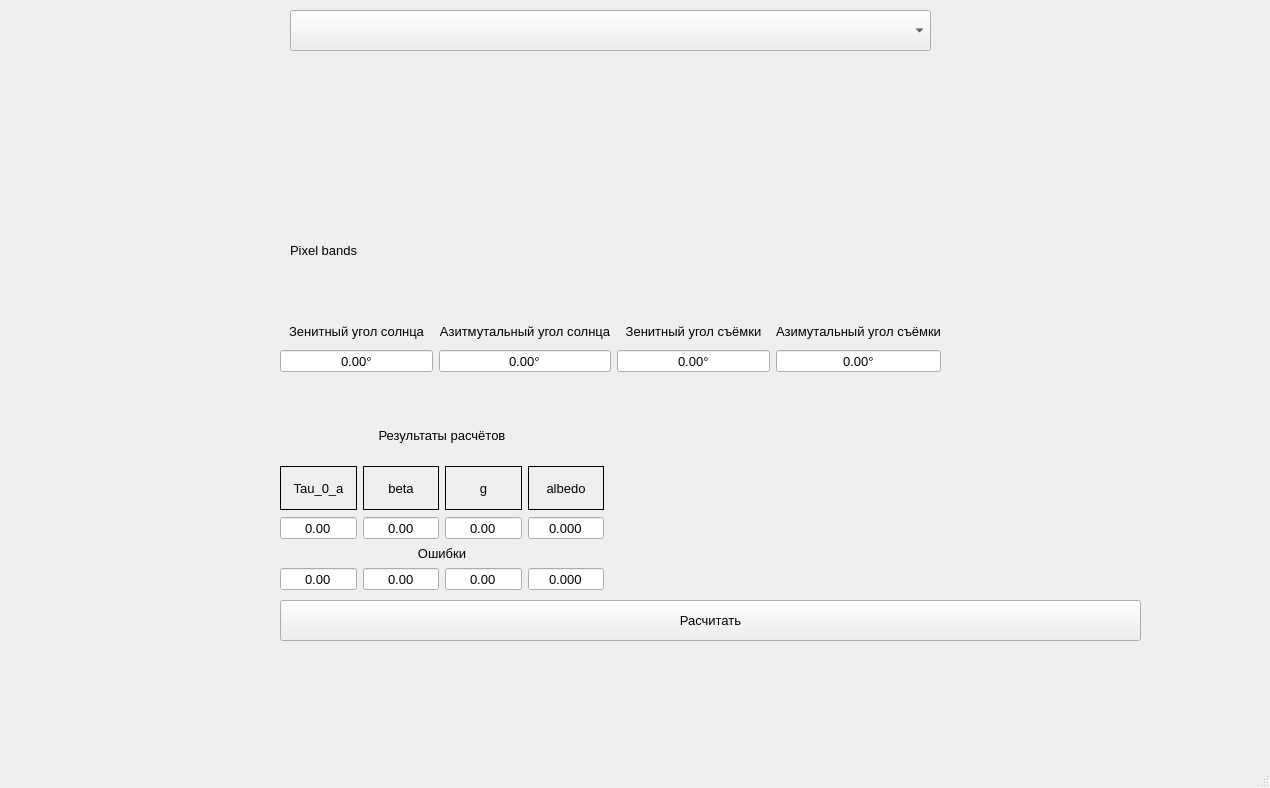
Before: the Qt Designer form atm_correction/AtmCorrectionMainWindow.ui in ValeryStk/satellite_comparator, drawn with Qt 5.
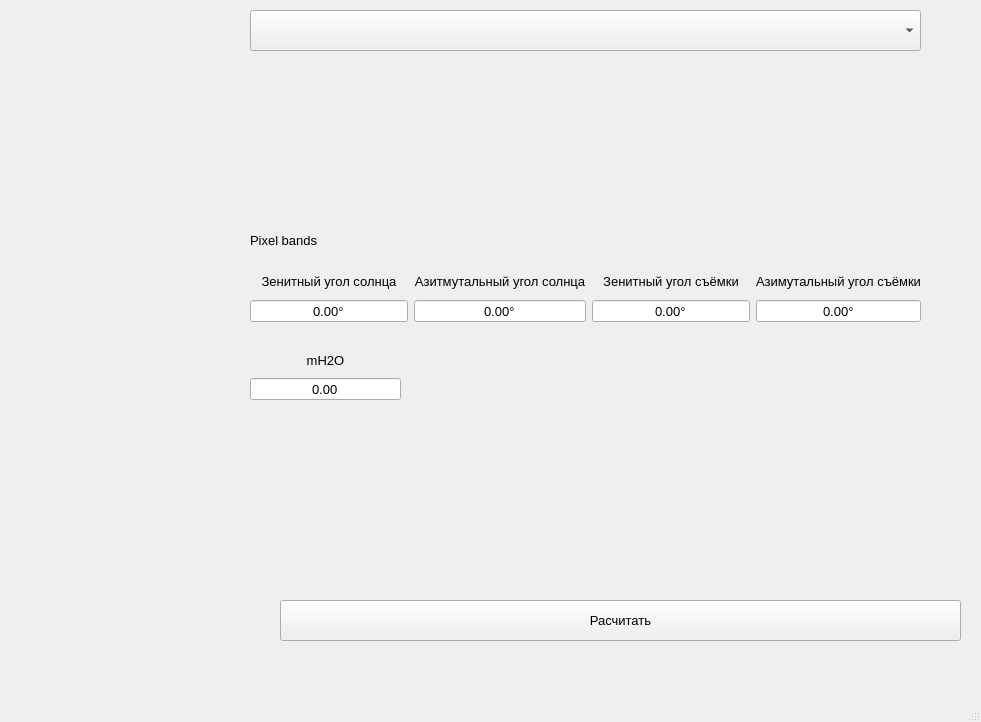
After: the same form once the commit is applied. Custom widgets are drawn as their Qt base class.

```diff
--- a/atm_correction/AtmCorrectionMainWindow.ui
+++ b/atm_correction/AtmCorrectionMainWindow.ui
@@ -6,8 +6,8 @@
    <rect>
     <x>0</x>
     <y>0</y>
-    <width>1270</width>
-    <height>788</height>
+    <width>981</width>
+    <height>722</height>
    </rect>
   </property>
   <property name="minimumSize">
@@ -31,236 +31,18 @@
      <rect>
       <x>9</x>
       <y>9</y>
-      <width>261</width>
+      <width>231</width>
       <height>631</height>
      </rect>
     </property>
     <layout class="QVBoxLayout" name="verticalLayout_checkBoxes"/>
    </widget>
-   <widget class="QWidget" name="layoutWidget">
-    <property name="geometry">
-     <rect>
-      <x>280</x>
-      <y>410</y>
-      <width>324</width>
-      <height>181</height>
-     </rect>
-    </property>
-    <layout class="QVBoxLayout" name="verticalLayout_7">
-     <item>
-      <layout class="QVBoxLayout" name="verticalLayout_3">
-       <item>
-        <widget class="QLabel" name="label_6">
-         <property name="minimumSize">
-          <size>
-           <width>0</width>
-           <height>13</height>
-          </size>
-         </property>
-         <property name="maximumSize">
-          <size>
-           <width>16777215</width>
-           <height>50</height>
-          </size>
-         </property>
-         <property name="text">
-          <string>Результаты расчётов</string>
-         </property>
-         <property name="alignment">
-          <set>Qt::AlignCenter</set>
-         </property>
-        </widget>
-       </item>
-       <item>
-        <layout class="QVBoxLayout" name="verticalLayout_2">
-         <item>
-          <layout class="QHBoxLayout" name="horizontalLayout_2">
-           <item>
-            <widget class="QLabel" name="label_2">
-             <property name="frameShape">
-              <enum>QFrame::Box</enum>
-             </property>
-             <property name="text">
-              <string>Tau_0_a</string>
-             </property>
-             <property name="alignment">
-              <set>Qt::AlignCenter</set>
-             </property>
-            </widget>
-           </item>
-           <item>
-            <widget class="QLabel" name="label_3">
-             <property name="frameShape">
-              <enum>QFrame::Box</enum>
-             </property>
-             <property name="text">
-              <string>beta</string>
-             </property>
-             <property name="alignment">
-              <set>Qt::AlignCenter</set>
-             </property>
-            </widget>
-           </item>
-           <item>
-            <widget class="QLabel" name="label_4">
-             <property name="frameShape">
-              <enum>QFrame::Box</enum>
-             </property>
-             <property name="text">
-              <string>g</string>
-             </property>
-             <property name="alignment">
-              <set>Qt::AlignCenter</set>
-             </property>
-            </widget>
-           </item>
-           <item>
-            <widget class="QLabel" name="label_5">
-             <property name="frameShape">
-              <enum>QFrame::Box</enum>
-             </property>
-             <property name="text">
-              <string>albedo</string>
-             </property>
-             <property name="alignment">
-              <set>Qt::AlignCenter</set>
-             </property>
-            </widget>
-           </item>
-          </layout>
-         </item>
-         <item>
-          <layout class="QHBoxLayout" name="horizontalLayout_3">
-           <item>
-            <widget class="QDoubleSpinBox" name="doubleSpinBox_result_tau">
-             <property name="alignment">
-              <set>Qt::AlignCenter</set>
-             </property>
-             <property name="buttonSymbols">
-              <enum>QAbstractSpinBox::NoButtons</enum>
-             </property>
-            </widget>
-           </item>
-           <item>
-            <widget class="QDoubleSpinBox" name="doubleSpinBox_result_beta">
-             <property name="alignment">
-              <set>Qt::AlignCenter</set>
-             </property>
-             <property name="buttonSymbols">
-              <enum>QAbstractSpinBox::NoButtons</enum>
-             </property>
-            </widget>
-           </item>
-           <item>
-            <widget class="QDoubleSpinBox" name="doubleSpinBox_result_g">
-             <property name="alignment">
-              <set>Qt::AlignCenter</set>
-             </property>
-             <property name="buttonSymbols">
-              <enum>QAbstractSpinBox::NoButtons</enum>
-             </property>
-            </widget>
-           </item>
-           <item>
-            <widget class="QDoubleSpinBox" name="doubleSpinBox_result_albedo">
-             <property name="alignment">
-              <set>Qt::AlignCenter</set>
-             </property>
-             <property name="buttonSymbols">
-              <enum>QAbstractSpinBox::NoButtons</enum>
-             </property>
-             <property name="decimals">
-              <number>3</number>
-             </property>
-            </widget>
-           </item>
-          </layout>
-         </item>
-         <item>
-          <layout class="QVBoxLayout" name="verticalLayout_6">
-           <item>
-            <widget class="QLabel" name="label_8">
-             <property name="text">
-              <string>Ошибки</string>
-             </property>
-             <property name="alignment">
-              <set>Qt::AlignCenter</set>
-             </property>
-            </widget>
-           </item>
-           <item>
-            <layout class="QHBoxLayout" name="horizontalLayout_5">
-             <item>
-              <widget class="QDoubleSpinBox" name="doubleSpinBox_result_tau_error">
-               <property name="alignment">
-                <set>Qt::AlignCenter</set>
-               </property>
-               <property name="buttonSymbols">
-                <enum>QAbstractSpinBox::NoButtons</enum>
-               </property>
-               <property name="minimum">
-                <double>-99.000000000000000</double>
-               </property>
-              </widget>
-             </item>
-             <item>
-              <widget class="QDoubleSpinBox" name="doubleSpinBox_result_beta_error">
-               <property name="alignment">
-                <set>Qt::AlignCenter</set>
-               </property>
-               <property name="buttonSymbols">
-                <enum>QAbstractSpinBox::NoButtons</enum>
-               </property>
-               <property name="minimum">
-                <double>-99.000000000000000</double>
-               </property>
-              </widget>
-             </item>
-             <item>
-              <widget class="QDoubleSpinBox" name="doubleSpinBox_result_g_error">
-               <property name="alignment">
-                <set>Qt::AlignCenter</set>
-               </property>
-               <property name="buttonSymbols">
-                <enum>QAbstractSpinBox::NoButtons</enum>
-               </property>
-               <property name="minimum">
-                <double>-99.000000000000000</double>
-               </property>
-              </widget>
-             </item>
-             <item>
-              <widget class="QDoubleSpinBox" name="doubleSpinBox_result_albedo_error">
-               <property name="alignment">
-                <set>Qt::AlignCenter</set>
-               </property>
-               <property name="buttonSymbols">
-                <enum>QAbstractSpinBox::NoButtons</enum>
-               </property>
-               <property name="decimals">
-                <number>3</number>
-               </property>
-               <property name="minimum">
-                <double>-99.000000000000000</double>
-               </property>
-              </widget>
-             </item>
-            </layout>
-           </item>
-          </layout>
-         </item>
-        </layout>
-       </item>
-      </layout>
-     </item>
-    </layout>
-   </widget>
    <widget class="QPushButton" name="pushButton_calculateBlack">
     <property name="geometry">
      <rect>
       <x>280</x>
       <y>600</y>
-      <width>861</width>
+      <width>681</width>
       <height>41</height>
      </rect>
     </property>
@@ -271,9 +53,9 @@
    <widget class="QCustomPlot" name="widget_atm_params" native="true">
     <property name="geometry">
      <rect>
-      <x>290</x>
+      <x>250</x>
       <y>60</y>
-      <width>641</width>
+      <width>671</width>
       <height>161</height>
      </rect>
     </property>
@@ -281,9 +63,9 @@
    <widget class="QLabel" name="label_pixel_bands">
     <property name="geometry">
      <rect>
-      <x>290</x>
-      <y>230</y>
-      <width>641</width>
+      <x>250</x>
+      <y>220</y>
+      <width>671</width>
       <height>41</height>
      </rect>
     </property>
@@ -294,9 +76,9 @@
    <widget class="QWidget" name="layoutWidget">
     <property name="geometry">
      <rect>
-      <x>280</x>
-      <y>320</y>
-      <width>661</width>
+      <x>250</x>
+      <y>270</y>
+      <width>671</width>
       <height>53</height>
      </rect>
     </property>
@@ -510,9 +292,9 @@
    <widget class="QComboBox" name="comboBox_satellite_type">
     <property name="geometry">
      <rect>
-      <x>290</x>
+      <x>250</x>
       <y>10</y>
-      <width>641</width>
+      <width>671</width>
       <height>41</height>
      </rect>
     </property>
@@ -529,6 +311,38 @@
      </font>
     </property>
    </widget>
+   <widget class="QWidget" name="">
+    <property name="geometry">
+     <rect>
+      <x>250</x>
+      <y>350</y>
+      <width>151</width>
+      <height>51</height>
+     </rect>
+    </property>
+    <layout class="QVBoxLayout" name="verticalLayout">
+     <item>
+      <widget class="QLabel" name="label">
+       <property name="text">
+        <string>mH2O</string>
+       </property>
+       <property name="alignment">
+        <set>Qt::AlignCenter</set>
+       </property>
+      </widget>
+     </item>
+     <item>
+      <widget class="QDoubleSpinBox" name="doubleSpinBox_mH2O">
+       <property name="alignment">
+        <set>Qt::AlignCenter</set>
+       </property>
+       <property name="buttonSymbols">
+        <enum>QAbstractSpinBox::NoButtons</enum>
+       </property>
+      </widget>
+     </item>
+    </layout>
+   </widget>
   </widget>
   <widget class="QMenuBar" name="menubar">
    <property name="geometry">
```
Left out of the diff: 2 changed lines with no effect on the pictures.
